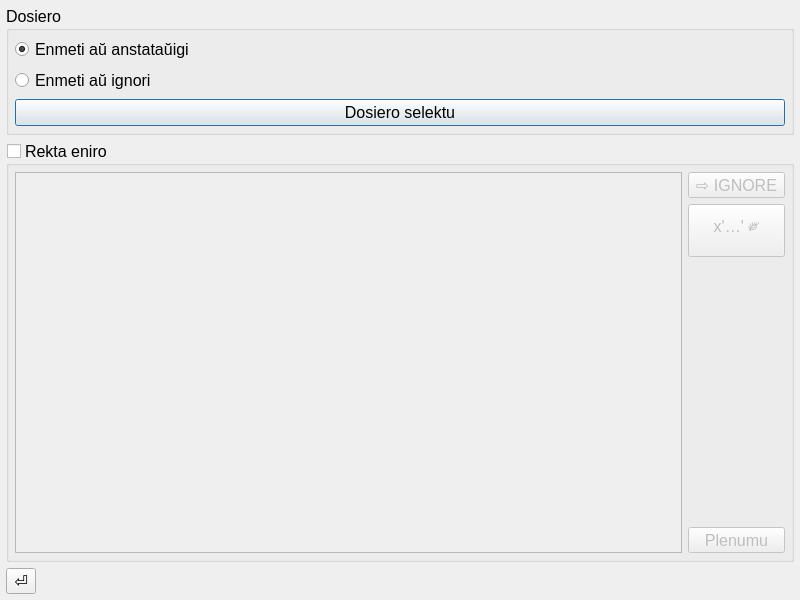
MDCremer/Gradivus, file datumojrestauxro.ui: the form before one commit.
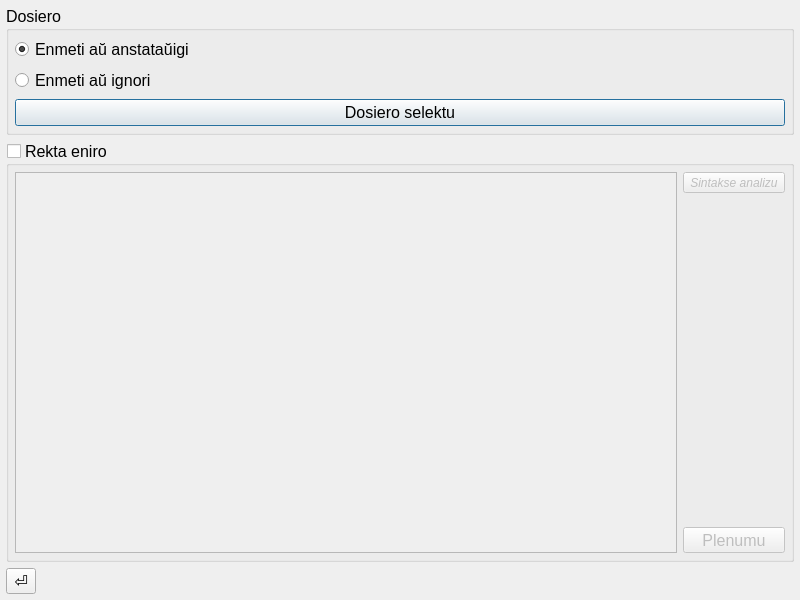
The form after the commit.

```diff
--- a/datumojrestauxro.ui
+++ b/datumojrestauxro.ui
@@ -124,21 +124,14 @@
             <verstretch>0</verstretch>
            </sizepolicy>
           </property>
-          <property name="text">
-           <string>⇨ IGNORE</string>
+          <property name="font">
+           <font>
+            <pointsize>9</pointsize>
+            <italic>true</italic>
+           </font>
           </property>
-         </widget>
-        </item>
-        <item>
-         <widget class="QToolButton" name="deksesumaMalcxifru">
-          <property name="sizePolicy">
-           <sizepolicy hsizetype="Minimum" vsizetype="Fixed">
-            <horstretch>0</horstretch>
-            <verstretch>0</verstretch>
-           </sizepolicy>
-          </property>
           <property name="text">
-           <string>x'…' ༗</string>
+           <string>Sintakse analizu</string>
           </property>
          </widget>
         </item>
```
Left out of the diff: 2 changed lines with no effect on the pictures.
